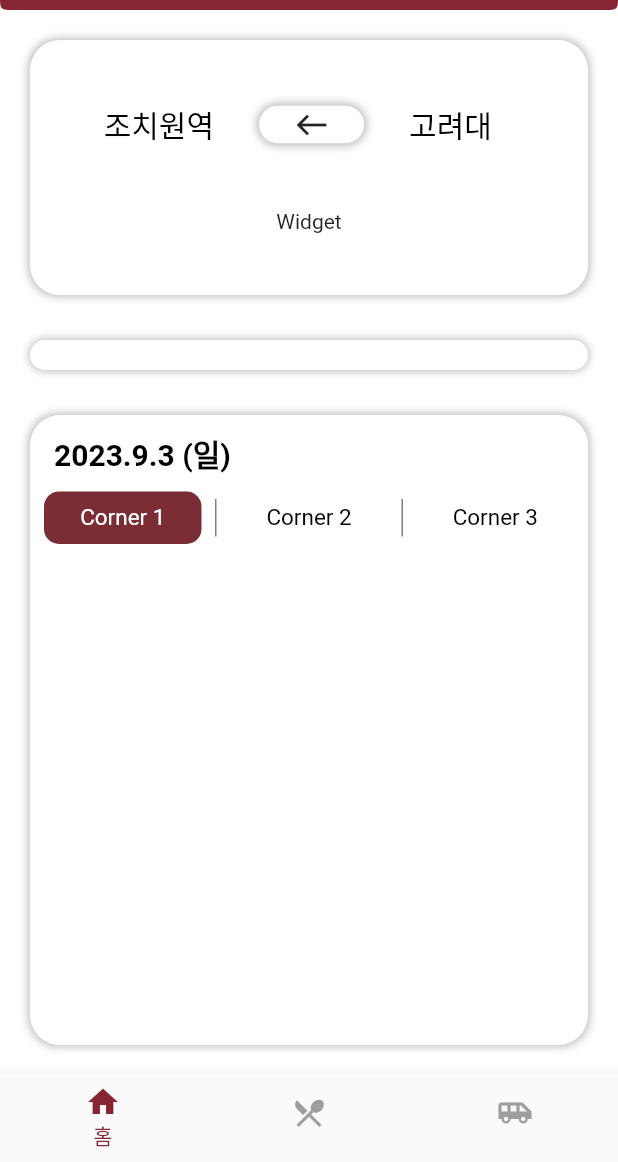
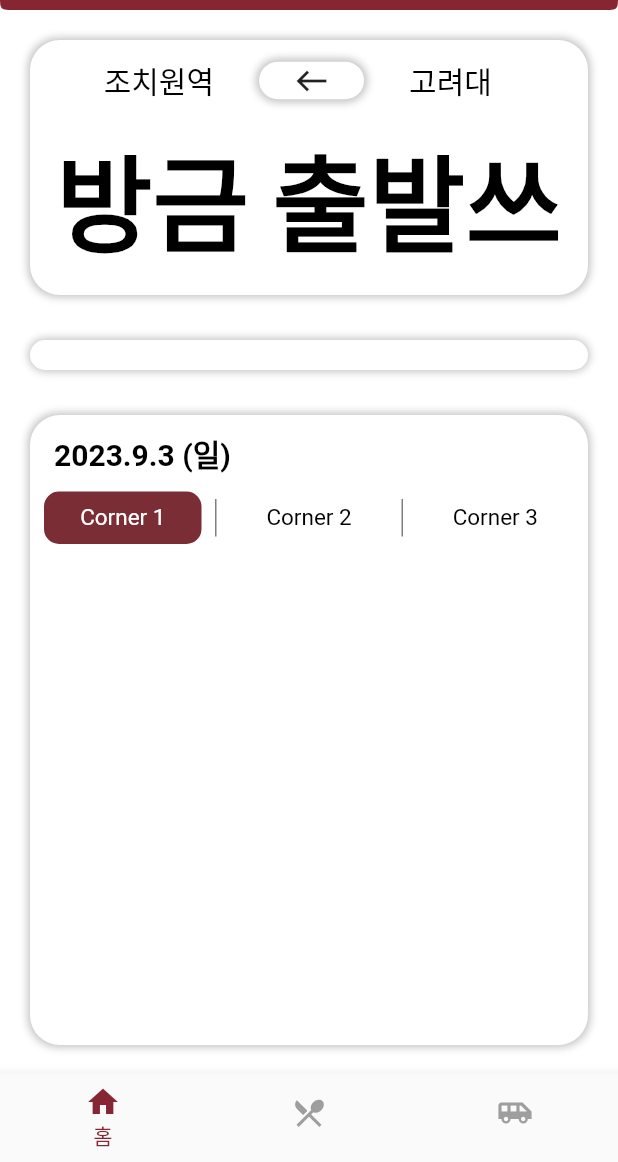
Before and after one commit to Dahann432/KUStart, a Flutter app: the screen it shows after launch, after a tap on the "east" icon, on a phone screen of 412 x 824 dp, the part 74-1236 px from its top. Run offline on Flutter 3.47's test engine with Material 2 defaults, Android fonts, the phone set to English and light mode, and no system bars; our stand-ins replace firebase_core, firebase_database, flip_card, shared_preferences; accounts and stored records are empty; Roboto replaces fonts that are missing (Inter, Ubuntu); statements that could not run were skipped.

Commit message:
Feat: shuttle_main 시간 표시

```diff
--- a/lib/widgets/shuttle_main.dart
+++ b/lib/widgets/shuttle_main.dart
@@ -9,7 +9,13 @@ class ShuttleMain extends StatefulWidget {
 
 class _ShuttleMainState extends State<ShuttleMain> {
   var directionIcon = const Icon(Icons.east);
-  var timeLine = ToSchul().toString();
+  late Widget timeLine;
+
+  @override
+  void initState() {
+    super.initState();
+    timeLine = ToSchul(); // 초기값으로 ToSchul()을 설정
+  }
 
   @override
   Widget build(BuildContext context) {
@@ -54,10 +60,10 @@ class _ShuttleMainState extends State<ShuttleMain> {
                       // Toggle the container color
                       if (directionIcon.icon == Icons.east) {
                         directionIcon = const Icon(Icons.west);
-                        timeLine = ToStation().toString();
+                        timeLine = ToStation();
                       } else {
                         directionIcon = const Icon(Icons.east);
-                        timeLine = ToSchul().toString();
+                        timeLine = ToSchul();
                       }
                     });
                   },
@@ -94,7 +100,7 @@ class _ShuttleMainState extends State<ShuttleMain> {
                 ),
                 const SizedBox(width: 15)
               ]),
-              Text(timeLine)     // 시간 나타내기
+              timeLine    // 시간 나타내기
             ],
           ),
         ),
```
